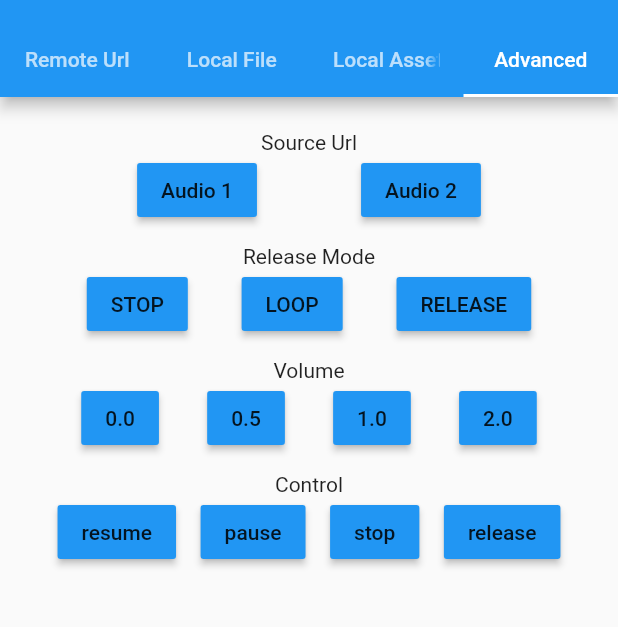
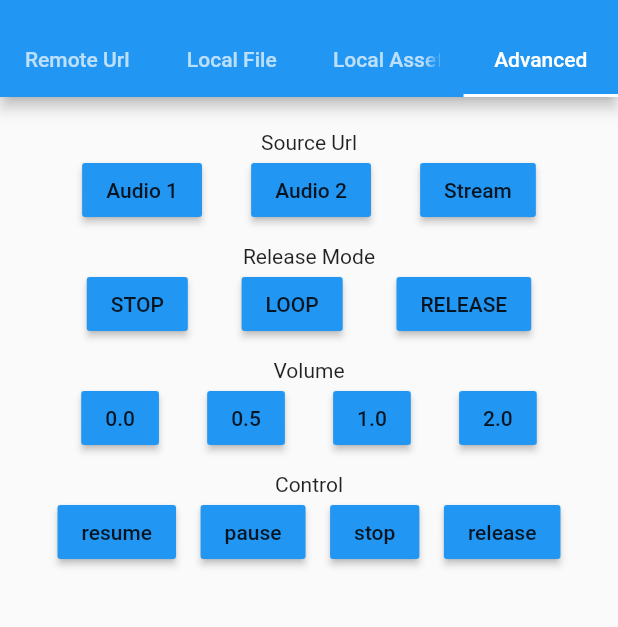
Before and after one commit to bluefireteam/audioplayers, a Flutter app: the screen it shows after launch, tab 4 chosen, on a phone screen of 412 x 824 dp, the part 59-686 px from its top. Run offline on Flutter 3.47's test engine with Material 2 defaults, Android fonts, the light colour scheme and no system bars.

Commit message:
Fix playing radio streams. Add radio stream source to example.

```diff
--- a/example/lib/main.dart
+++ b/example/lib/main.dart
@@ -13,6 +13,7 @@ typedef void OnError(Exception exception);
 
 const kUrl1 = 'http://www.rxlabz.com/labz/audio.mp3';
 const kUrl2 = 'http://www.rxlabz.com/labz/audio2.mp3';
+const kUrl3 = 'http://bbcmedia.ic.llnwd.net/stream/bbcmedia_radio1xtra_mf_p';
 
 void main() {
   runApp(new MaterialApp(home: new ExampleApp()));
@@ -61,12 +62,25 @@ class _ExampleAppState extends State<ExampleApp> {
   }
 
   Widget remoteUrl() {
-    return _tab([
-      Text('Sample 1 ($kUrl1)'),
-      PlayerWidget(url: kUrl1),
-      Text('Sample 2 ($kUrl2)'),
-      PlayerWidget(url: kUrl2),
-    ]);
+    return SingleChildScrollView(
+      child: _tab([
+        Text(
+          'Sample 1 ($kUrl1)',
+          style: TextStyle(fontWeight: FontWeight.bold),
+        ),
+        PlayerWidget(url: kUrl1),
+        Text(
+          'Sample 2 ($kUrl2)',
+          style: TextStyle(fontWeight: FontWeight.bold),
+        ),
+        PlayerWidget(url: kUrl2),
+        Text(
+          'Sample 3 ($kUrl3)',
+          style: TextStyle(fontWeight: FontWeight.bold),
+        ),
+        PlayerWidget(url: kUrl3),
+      ]),
+    );
   }
 
   Widget localFile() {
@@ -98,6 +112,7 @@ class _ExampleAppState extends State<ExampleApp> {
         Row(children: [
           _btn('Audio 1', () => advancedPlayer.setUrl(kUrl1)),
           _btn('Audio 2', () => advancedPlayer.setUrl(kUrl2)),
+          _btn('Stream', () => advancedPlayer.setUrl(kUrl3)),
         ], mainAxisAlignment: MainAxisAlignment.spaceEvenly),
       ]),
       Column(children: [
--- a/example/lib/player_widget.dart
+++ b/example/lib/player_widget.dart
@@ -133,6 +133,7 @@ class _PlayerWidgetState extends State<PlayerWidget> {
     };
 
     _audioPlayer.audioPlayerStateChangeHandler = (AudioPlayerState state) {
+      if (!mounted) return;
       setState(() {
         _audioPlayerState = state;
       });
@@ -145,7 +146,7 @@ class _PlayerWidgetState extends State<PlayerWidget> {
         && _position.inMilliseconds > 0
         && _position.inMilliseconds < _duration.inMilliseconds)
         ? _position
-        : Duration.zero;
+        : null;
     final result = await _audioPlayer.play(url, isLocal: isLocal, position: playPosition);
     if (result == 1) setState(() => _playerState = PlayerState.playing);
     return result;
--- a/lib/audioplayers.dart
+++ b/lib/audioplayers.dart
@@ -104,8 +104,8 @@ class AudioPlayer {
 
   /// Play audio. Url can be a remote url (isLocal = false) or a local file system path (isLocal = true).
   Future<int> play(String url,
-      {bool isLocal: false, double volume: 1.0, Duration position: Duration.zero}) async {
-    double positionInSeconds = position.inMicroseconds / Duration.microsecondsPerSecond;
+      {bool isLocal: false, double volume: 1.0, Duration position}) async {
+    final double positionInSeconds = position == null ? null : position.inSeconds.toDouble();
     int result = await _invokeMethod(
         'play', {'url': url, 'isLocal': isLocal, 'volume': volume, 'position': positionInSeconds});
 
```
Also changed, not shown: 2 other files.
